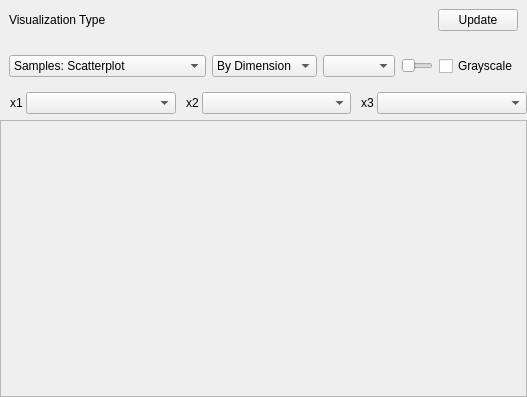
The window that MLDemos/visualization.ui (b4silio/MLDemos) describes before a commit, drawn with Qt 5.
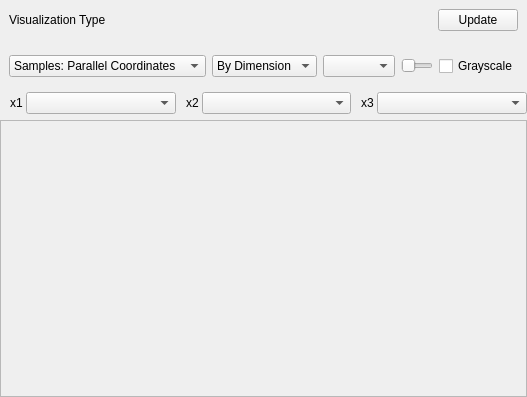
The same window after the commit.

```diff
--- a/MLDemos/visualization.ui
+++ b/MLDemos/visualization.ui
@@ -80,11 +80,6 @@
            <property name="currentIndex">
             <number>0</number>
            </property>
-           <item>
-            <property name="text">
-             <string>Samples: Scatterplot</string>
-            </property>
-           </item>
            <item>
             <property name="text">
              <string>Samples: Parallel Coordinates</string>
```
Left out of the diff: 49 changed lines with no effect on the pictures.
